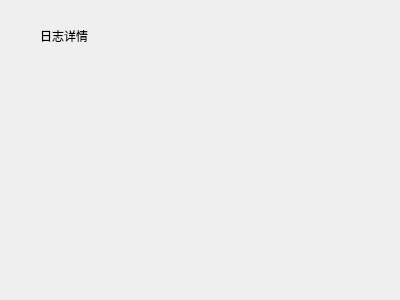
kangwenyun/batch_acquisition_system_qt_before, file detaillog.ui: the form before one commit.
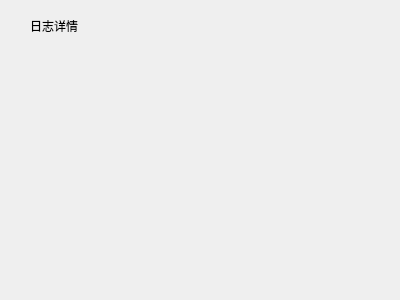
The form after the commit.

```diff
--- a/detaillog.ui
+++ b/detaillog.ui
@@ -16,10 +16,10 @@
   <widget class="QLabel" name="label">
    <property name="geometry">
     <rect>
-     <x>40</x>
-     <y>30</y>
-     <width>54</width>
-     <height>12</height>
+     <x>30</x>
+     <y>10</y>
+     <width>81</width>
+     <height>31</height>
     </rect>
    </property>
    <property name="text">
```
